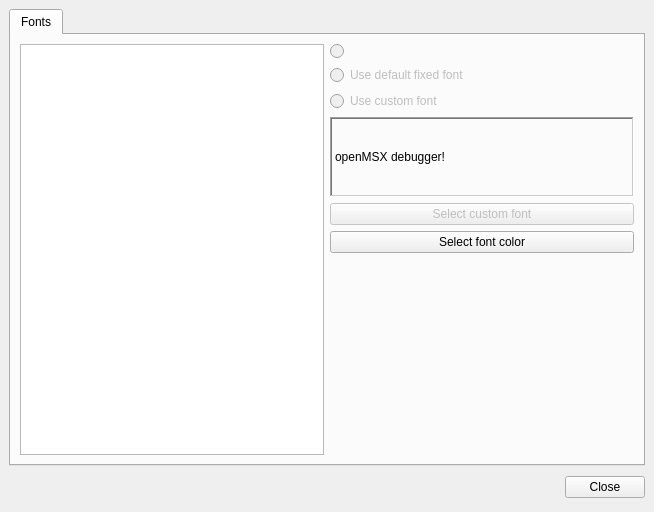
Qt form src/PreferencesDialog.ui (openMSX/debugger) before a commit.
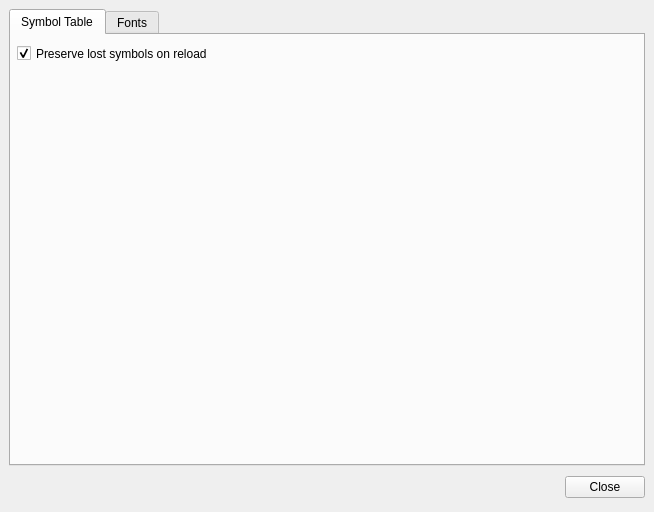
The same form after that commit.

Commit message: optionally preserve lost symbol

The edit to the form file:
```diff
--- a/src/PreferencesDialog.ui
+++ b/src/PreferencesDialog.ui
@@ -24,6 +24,27 @@
    </property>
    <item>
     <widget class="QTabWidget" name="tabWidget" >
+     <widget class="QWidget" name="tabSym" >
+      <attribute name="title" >
+       <string>Symbol Table</string>
+      </attribute>
+      <widget class="QCheckBox" name="cbPreserveLostSymbols" >
+       <property name="geometry">
+        <rect>
+         <x>6</x>
+         <y>6</y>
+         <width>242</width>
+         <height>25</height>
+        </rect>
+       </property>
+       <property name="text" >
+        <string>Preserve lost symbols on reload</string>
+       </property>
+       <property name="checked" >
+        <bool>true</bool>
+       </property>
+      </widget>
+     </widget>
      <widget class="QWidget" name="tabFonts" >
       <attribute name="title" >
        <string>Fonts</string>
```
The commit also changes 10 other files.
